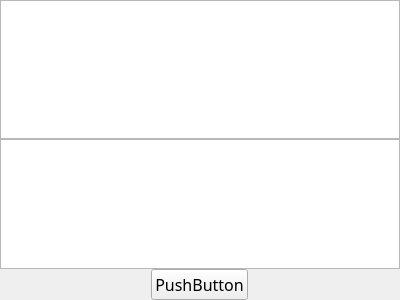
Devil-Alice/chatroom, file client/src/chat_form.ui: the form before one commit.
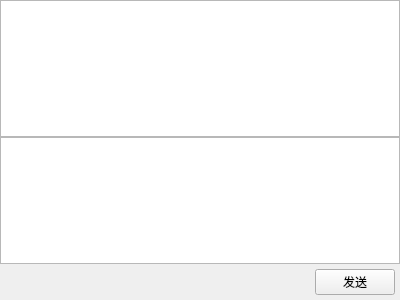
The form after the commit.

What changed in the file:
```diff
--- a/client/src/chat_form.ui
+++ b/client/src/chat_form.ui
@@ -31,12 +31,6 @@
    </property>
    <item row="0" column="0">
     <widget class="QSplitter" name="splitter">
-     <property name="font">
-      <font>
-       <family>微软雅黑 Light</family>
-       <pointsize>12</pointsize>
-      </font>
-     </property>
      <property name="orientation">
       <enum>Qt::Vertical</enum>
      </property>
@@ -44,35 +38,16 @@
       <number>0</number>
      </property>
      <widget class="QWidget" name="verticalLayoutWidget">
-      <property name="font">
-       <font>
-        <family>微软雅黑 Light</family>
-        <pointsize>12</pointsize>
-       </font>
-      </property>
       <layout class="QVBoxLayout" name="verticalLayout">
        <property name="spacing">
         <number>0</number>
        </property>
        <item>
-        <widget class="QListView" name="listView">
-         <property name="font">
-          <font>
-           <family>微软雅黑 Light</family>
-           <pointsize>12</pointsize>
-          </font>
-         </property>
-        </widget>
+        <widget class="QListView" name="listView"/>
        </item>
       </layout>
      </widget>
      <widget class="QWidget" name="verticalLayoutWidget_2">
-      <property name="font">
-       <font>
-        <family>微软雅黑 Light</family>
-        <pointsize>12</pointsize>
-       </font>
-      </property>
       <layout class="QVBoxLayout" name="verticalLayout_2" stretch="1,0">
        <property name="spacing">
         <number>0</number>
@@ -90,55 +65,43 @@
         <number>0</number>
        </property>
        <item>
-        <layout class="QGridLayout" name="gridLayout_2">
-         <property name="spacing">
-          <number>0</number>
-         </property>
-         <item row="0" column="0">
-          <widget class="QTextEdit" name="textEdit">
-           <property name="font">
-            <font>
-             <family>微软雅黑 Light</family>
-             <pointsize>12</pointsize>
-            </font>
-           </property>
-          </widget>
+        <layout class="QVBoxLayout" name="verticalLayout_3">
+         <item>
+          <widget class="QTextEdit" name="textEdit"/>
          </item>
         </layout>
        </item>
        <item>
-        <layout class="QGridLayout" name="gridLayout_3">
+        <layout class="QHBoxLayout" name="horizontalLayout" stretch="1,0">
          <property name="leftMargin">
-          <number>0</number>
+          <number>5</number>
          </property>
          <property name="topMargin">
-          <number>0</number>
+          <number>5</number>
          </property>
-         <property name="spacing">
-          <number>0</number>
+         <property name="rightMargin">
+          <number>5</number>
          </property>
-         <item row="0" column="0">
+         <property name="bottomMargin">
+          <number>5</number>
+         </property>
+         <item>
+          <spacer name="horizontalSpacer">
+           <property name="orientation">
+            <enum>Qt::Horizontal</enum>
+           </property>
+           <property name="sizeHint" stdset="0">
+            <size>
+             <width>40</width>
+             <height>20</height>
+            </size>
+           </property>
+          </spacer>
+         </item>
+         <item>
           <widget class="QPushButton" name="pushButton">
-           <property name="enabled">
-            <bool>true</bool>
-           </property>
-           <property name="sizePolicy">
-            <sizepolicy hsizetype="Fixed" vsizetype="Fixed">
-             <horstretch>0</horstretch>
-             <verstretch>0</verstretch>
-            </sizepolicy>
-           </property>
-           <property name="font">
-            <font>
-             <family>微软雅黑 Light</family>
-             <pointsize>12</pointsize>
-            </font>
-           </property>
-           <property name="layoutDirection">
-            <enum>Qt::LeftToRight</enum>
-           </property>
            <property name="text">
-            <string>PushButton</string>
+            <string>发送</string>
            </property>
           </widget>
          </item>
```
Left out of the diff: 4 changed lines with no effect on the pictures.
